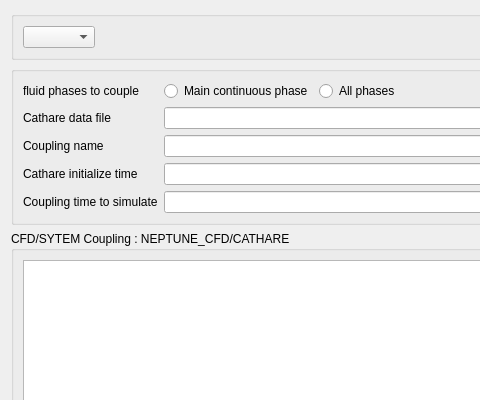
Before: the Qt Designer form gui/Pages/CathareCouplingForm.ui in code-saturne/code_saturne, drawn with Qt 5; both pictures show x 0 to 480 and y 0 to 400 of the 802 by 654 pixel window.
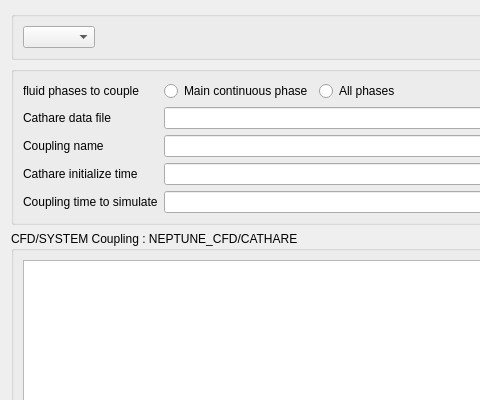
After: the same form once the commit is applied.

Commit message: Update NCFD related GUI files

The edit to the form file:
```diff
--- a/gui/Pages/CathareCouplingForm.ui
+++ b/gui/Pages/CathareCouplingForm.ui
@@ -140,7 +140,7 @@
       <string>&lt;html&gt;&lt;head/&gt;&lt;body&gt;&lt;p&gt;&lt;span style=&quot; font-size:9pt;&quot;&gt;Include conjugate heat transfers by coupling Code_Saturne and SYRTHES. The zones where the coupling occurs be must defined and a projection axis can be specified in case of 2D coupling.&lt;/span&gt;&lt;/p&gt;&lt;/body&gt;&lt;/html&gt;</string>
      </property>
      <property name="title">
-      <string>CFD/SYTEM Coupling : NEPTUNE_CFD/CATHARE</string>
+      <string>CFD/SYSTEM Coupling : NEPTUNE_CFD/CATHARE</string>
      </property>
      <layout class="QVBoxLayout" name="verticalLayout">
       <item>
```
Left out of the diff: 4 changed lines with no effect on the pictures. The commit also changes 2 other files.
